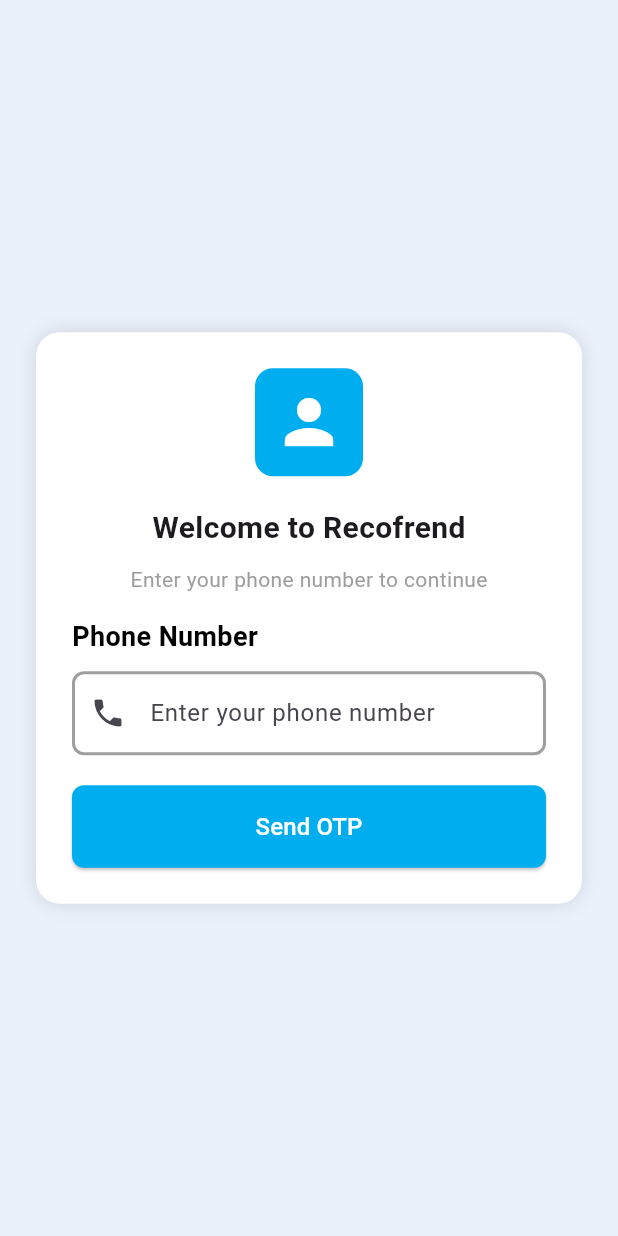
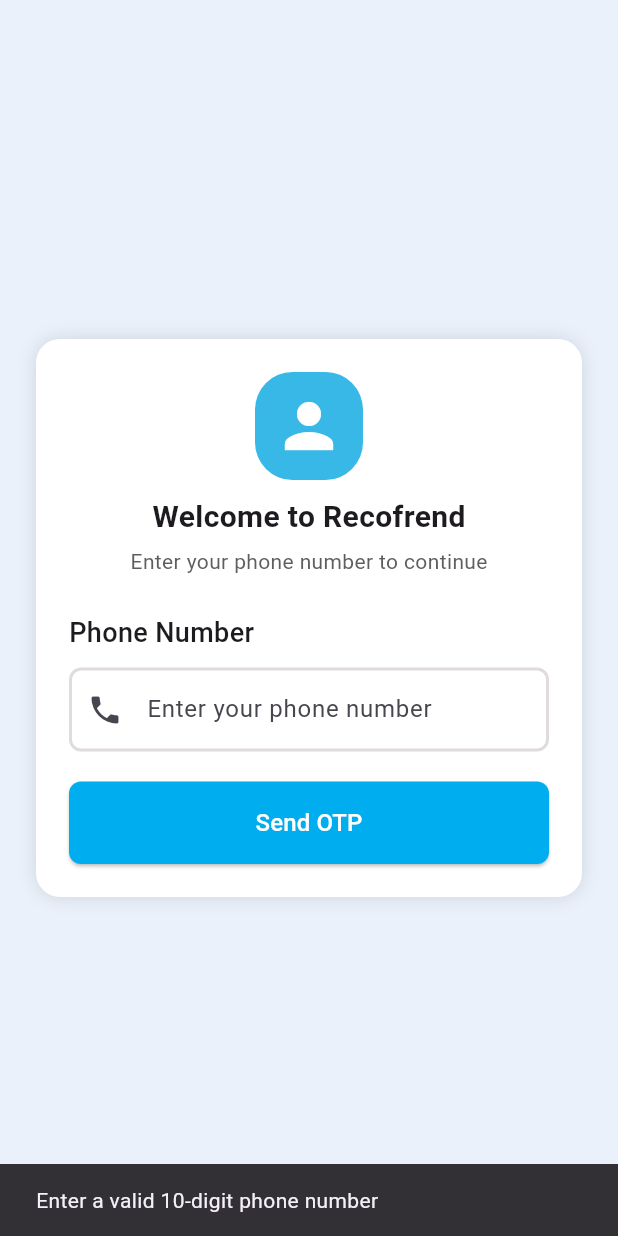
Before and after one commit to yolakshya19/Recofrend, a Flutter app: the screen it shows after launch, after a tap on "Send OTP", on a phone screen of 412 x 824 dp. Run offline on Flutter 3.47's test engine with Material 3 defaults, Android fonts, the phone set to English and light mode, and no system bars.

Commit message:
Logic in phone number input field & working button & structuring the code

```diff
--- a/lib/main.dart
+++ b/lib/main.dart
@@ -122,108 +122,10 @@
 // }
 
 import 'package:flutter/material.dart';
+import 'screens/login_screen.dart';
 
 void main() {
   runApp(
     const MaterialApp(debugShowCheckedModeBanner: false, home: LoginScreen()),
   );
 }
-
-class LoginScreen extends StatelessWidget {
-  const LoginScreen({super.key});
-
-  @override
-  Widget build(BuildContext context) {
-    return Scaffold(
-      backgroundColor: const Color(0xFFEAF1FB),
-      body: Center(
-        child: Container(
-          padding: const EdgeInsets.all(24),
-          margin: const EdgeInsets.symmetric(horizontal: 24),
-          decoration: BoxDecoration(
-            color: Colors.white,
-            borderRadius: BorderRadius.circular(16),
-            boxShadow: [BoxShadow(color: Colors.black12, blurRadius: 10)],
-          ),
-          child: Column(
-            mainAxisSize: MainAxisSize.min,
-            children: [
-              Container(
-                padding: const EdgeInsets.all(12),
-                decoration: BoxDecoration(
-                  color: const Color(0xFF00AEEF),
-                  borderRadius: BorderRadius.circular(12),
-                ),
-                child: const Icon(Icons.person, size: 48, color: Colors.white),
-              ),
-
-              const SizedBox(height: 20),
-
-              const Text(
-                "Welcome to Recofrend",
-                style: TextStyle(fontSize: 20, fontWeight: FontWeight.bold),
-              ),
-
-              const SizedBox(height: 10),
-              const Text(
-                "Enter your phone number to continue",
-                style: TextStyle(color: Colors.grey),
-              ),
-
-              const SizedBox(height: 15),
-              const Align(
-                alignment: Alignment.centerLeft,
-                child: Text(
-                  "Phone Number",
-                  style: TextStyle(
-                    fontSize: 18.0,
-                    color: Colors.black,
-                    fontWeight: FontWeight.bold,
-                  ),
-                ),
-              ),
-
-              const SizedBox(height: 10),
-
-              TextField(
-                keyboardType: TextInputType.phone,
-                decoration: InputDecoration(
-                  prefixIcon: const Icon(Icons.phone),
-                  hintText: "Enter your phone number",
-                  enabledBorder: OutlineInputBorder(
-                    borderSide: BorderSide(color: Colors.grey, width: 2.0),
-                    borderRadius: BorderRadius.circular(8),
-                  ),
-                  focusedBorder: OutlineInputBorder(
-                    borderSide: BorderSide(color: Colors.grey, width: 2.0),
-                    borderRadius: BorderRadius.circular(8),
-                  ),
-                ),
-              ),
-
-              const SizedBox(height: 20),
-
-              SizedBox(
-                width: double.infinity,
-                child: ElevatedButton(
-                  onPressed: () {},
-                  style: ElevatedButton.styleFrom(
-                    backgroundColor: const Color(0xFF00AEEF), // Blue button
-                    padding: const EdgeInsets.symmetric(vertical: 16),
-                    shape: RoundedRectangleBorder(
-                      borderRadius: BorderRadius.circular(8),
-                    ),
-                  ),
-                  child: const Text(
-                    "Send OTP",
-                    style: TextStyle(fontSize: 16, color: Colors.white),
-                  ),
-                ),
-              ),
-            ],
-          ),
-        ),
-      ),
-    );
-  }
-}
--- a/lib/screens/login_screen.dart
+++ b/lib/screens/login_screen.dart
@@ -0,0 +1,150 @@
+import 'package:flutter/material.dart';
+import 'package:recofrend/screens/otp_verification_screen.dart';
+
+class LoginScreen extends StatefulWidget {
+  const LoginScreen({super.key});
+
+  @override
+  State<LoginScreen> createState() => _LoginScreenState();
+}
+
+class _LoginScreenState extends State<LoginScreen> {
+  final TextEditingController _phoneController = TextEditingController();
+  bool isSendingOtp = false;
+
+  void sendOtp() async {
+    String phone = _phoneController.text.trim();
+
+    if (phone.isEmpty || phone.length != 10) {
+      ScaffoldMessenger.of(context).showSnackBar(
+        const SnackBar(
+          content: Text('Enter a valid 10-digit phone number'),
+          duration: Duration(seconds: 2),
+        ),
+      );
+      return;
+    }
+
+    setState(() {
+      isSendingOtp = true;
+    });
+
+    await Future.delayed(const Duration(seconds: 1));
+
+    setState(() {
+      isSendingOtp = false;
+    });
+
+    Navigator.push(
+      context,
+      MaterialPageRoute(builder: (context) => const OtpVerificationScreen()),
+    );
+  }
+
+  @override
+  void dispose() {
+    _phoneController.dispose();
+    super.dispose();
+  }
+
+  @override
+  Widget build(BuildContext context) {
+    return Scaffold(
+      backgroundColor: const Color(0xFFEAF1FB),
+      body: Center(
+        child: Container(
+          padding: const EdgeInsets.all(22),
+          margin: const EdgeInsets.symmetric(horizontal: 24),
+          decoration: BoxDecoration(
+            color: Colors.white,
+            borderRadius: BorderRadius.circular(16),
+            boxShadow: [BoxShadow(color: Colors.black12, blurRadius: 10)],
+          ),
+          child: Column(
+            mainAxisSize: MainAxisSize.min,
+            children: [
+              Container(
+                padding: const EdgeInsets.all(12),
+                decoration: BoxDecoration(
+                  color: const Color.fromARGB(255, 55, 184, 231),
+                  borderRadius: BorderRadius.circular(25),
+                ),
+                child: const Icon(Icons.person, size: 48, color: Colors.white),
+              ),
+              const SizedBox(height: 10),
+
+              const Text(
+                "Welcome to Recofrend",
+                style: TextStyle(fontSize: 20, fontWeight: FontWeight.bold),
+              ),
+              const SizedBox(height: 5),
+              const Text(
+                "Enter your phone number to continue",
+                style: TextStyle(color: Color.fromARGB(255, 94, 94, 94)),
+              ),
+              const SizedBox(height: 25),
+
+              const Align(
+                alignment: Alignment.centerLeft,
+                child: Text(
+                  "Phone Number",
+                  style: TextStyle(fontSize: 18, fontWeight: FontWeight.w500),
+                ),
+              ),
+              const SizedBox(height: 10),
+
+              TextField(
+                controller: _phoneController,
+                keyboardType: TextInputType.phone,
+                decoration: InputDecoration(
+                  prefixIcon: const Icon(Icons.phone),
+                  hintText: "Enter your phone number",
+                  enabledBorder: OutlineInputBorder(
+                    borderSide: const BorderSide(
+                      color: Color.fromARGB(255, 225, 220, 220),
+                      width: 2.0,
+                    ),
+                    borderRadius: BorderRadius.circular(8),
+                  ),
+                  focusedBorder: OutlineInputBorder(
+                    borderSide: const BorderSide(
+                      color: Color.fromARGB(255, 225, 220, 220),
+                      width: 2.0,
+                    ),
+                    borderRadius: BorderRadius.circular(8),
+                  ),
+                ),
+              ),
+              const SizedBox(height: 20),
+
+              SizedBox(
+                width: double.infinity,
+                child: ElevatedButton(
+                  onPressed: isSendingOtp ? null : sendOtp,
+                  style: ElevatedButton.styleFrom(
+                    backgroundColor: isSendingOtp
+                        ? Colors.grey
+                        : const Color(0xFF00AEEF),
+                    padding: const EdgeInsets.symmetric(vertical: 16),
+                    shape: RoundedRectangleBorder(
+                      borderRadius: BorderRadius.circular(8),
+                    ),
+                  ),
+                  child: isSendingOtp
+                      ? const Text(
+                          "Sending OTP.....",
+                          style: TextStyle(fontSize: 16, color: Colors.white),
+                        )
+                      : const Text(
+                          "Send OTP",
+                          style: TextStyle(fontSize: 16, color: Colors.white),
+                        ),
+                ),
+              ),
+            ],
+          ),
+        ),
+      ),
+    );
+  }
+}
--- a/pubspec.yaml
+++ b/pubspec.yaml
@@ -2,7 +2,7 @@
 description: "A new Flutter project."
 # The following line prevents the package from being accidentally published to
 # pub.dev using `flutter pub publish`. This is preferred for private packages.
-publish_to: 'none' # Remove this line if you wish to publish to pub.dev
+publish_to: "none" # Remove this line if you wish to publish to pub.dev
 
 # The following defines the version and build number for your application.
 # A version number is three numbers separated by dots, like 1.2.43
@@ -30,6 +30,7 @@
 dependencies:
   flutter:
     sdk: flutter
+  flutter_otp_text_field: ^1.5.1+1
 
   # The following adds the Cupertino Icons font to your application.
   # Use with the CupertinoIcons class for iOS style icons.
@@ -51,7 +52,6 @@
 
 # The following section is specific to Flutter packages.
 flutter:
-
   # The following line ensures that the Material Icons font is
   # included with your application, so that you can use the icons in
   # the material Icons class.
```
Also changed, not shown: pubspec.lock.
